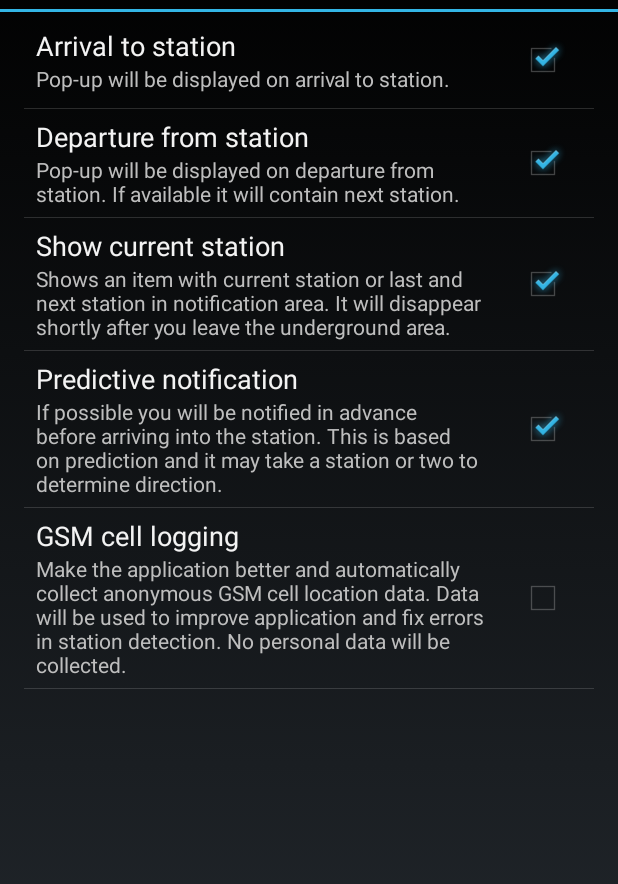
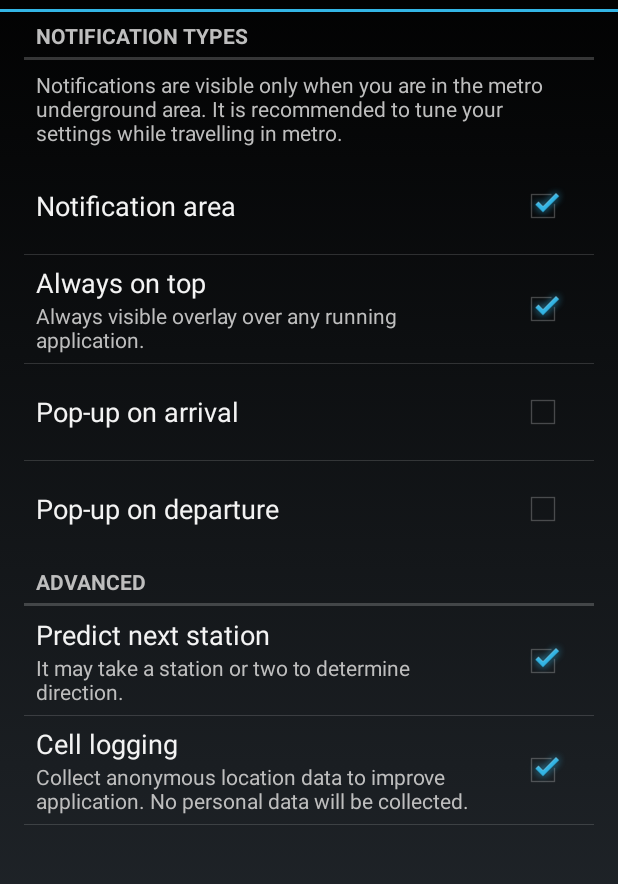
Before and after one commit to pr0chz/metrostation, an Android app: the screen it shows after launch (SettingsActivity), on a phone screen of 412 x 824 dp, the part 60-944 px from its top. Run offline under Robolectric (Android 15) with nearby library versions, the phone set to English and light mode, and no system bars; libraries missing offline, so code that uses them is left out: net.jcip.annotations.

Commit message:
Finished overlay implementation
+ cleared settings dialog a bit

```diff
--- a/MetroStation/src/main/java/cz/prochy/metrostation/NotificationSettings.java
+++ b/MetroStation/src/main/java/cz/prochy/metrostation/NotificationSettings.java
@@ -9,14 +9,16 @@ public class NotificationSettings {
     private static final String PREF_TOAST_ON_ARRIVAL = "toast_on_arrival";
     private static final String PREF_TOAST_ON_LEAVE = "toast_on_leave";
     private static final String PREF_TRAY_NOTIFICATION = "tray_notification";
+    private static final String PREF_OVERLAY = "overlay";
     private static final String PREF_STATION_PREDICTIONS = "station_predictions";
     private static final String PREF_CELL_LOGGING = "cell_logging";
 
-    private static final boolean PREF_TOAST_ON_ARRIVAL_DEFAULT = true;
+    private static final boolean PREF_TOAST_ON_ARRIVAL_DEFAULT = false;
     private static final boolean PREF_TOAST_ON_LEAVE_DEFAULT = false;
     private static final boolean PREF_TRAY_NOTIFICATION_DEFAULT = true;
+    private static final boolean PREF_OVERLAY_DEFAULT = true;
     private static final boolean PREF_STATION_PREDICTIONS_DEFAULT = true;
-    private static final boolean PREF_CELL_LOGGING_DEFAULT = false;
+    private static final boolean PREF_CELL_LOGGING_DEFAULT = true;
 
 
     private final Context context;
@@ -45,6 +47,10 @@ public class NotificationSettings {
         return prefs().getBoolean(PREF_STATION_PREDICTIONS, PREF_STATION_PREDICTIONS_DEFAULT);
     }
 
+    public boolean getOverlay() {
+        return prefs().getBoolean(PREF_OVERLAY, PREF_OVERLAY_DEFAULT);
+    }
+
     public boolean getCellLogging() {
         return prefs().getBoolean(PREF_CELL_LOGGING, PREF_CELL_LOGGING_DEFAULT);
     }
@@ -63,6 +69,7 @@ public class NotificationSettings {
         setDefaultBoolean(PREF_TOAST_ON_ARRIVAL, PREF_TOAST_ON_ARRIVAL_DEFAULT);
         setDefaultBoolean(PREF_TOAST_ON_LEAVE, PREF_TOAST_ON_LEAVE_DEFAULT);
         setDefaultBoolean(PREF_TRAY_NOTIFICATION, PREF_TRAY_NOTIFICATION_DEFAULT);
+        setDefaultBoolean(PREF_OVERLAY, PREF_OVERLAY_DEFAULT);
         setDefaultBoolean(PREF_STATION_PREDICTIONS, PREF_STATION_PREDICTIONS_DEFAULT);
         setDefaultBoolean(PREF_CELL_LOGGING, PREF_CELL_LOGGING_DEFAULT);
     }
--- a/MetroStation/src/main/java/cz/prochy/metrostation/NotifierImpl.java
+++ b/MetroStation/src/main/java/cz/prochy/metrostation/NotifierImpl.java
@@ -28,8 +28,9 @@ public class NotifierImpl implements Notifier {
     private final Timeout predictionTrigger;
 
     private volatile String predictedStation = null;
-    private volatile WindowManager windowManager;
-    private volatile TextView overlay;
+
+    private WindowManager windowManager;
+    private TextView overlay;
 
     public NotifierImpl(Context context, NotificationSettings settings, Timeout predictionTrigger) {
         this.context = Check.notNull(context);
@@ -126,12 +127,12 @@ public class NotifierImpl implements Notifier {
         return (NotificationManager)context.getSystemService(Context.NOTIFICATION_SERVICE);
     }
 
-    private void showOverlay(String message) {
+    synchronized private void showOverlay(String message) {
         Check.notNull(message);
-//        if (Settings.canDrawOverlays(context)) {
-            if (overlay == null) {
-                windowManager = (WindowManager) context.getSystemService(Context.WINDOW_SERVICE);
+        if (overlay == null) {
+            windowManager = (WindowManager) context.getSystemService(Context.WINDOW_SERVICE);
 
+            if (windowManager != null) {
                 overlay = new TextView(context);
                 overlay.setBackgroundColor(0x88000000);
                 overlay.setTextColor(0xffffffff);
@@ -147,10 +148,10 @@ public class NotifierImpl implements Notifier {
                 windowManager.addView(overlay, params);
             }
             overlay.setText(message);
-//        }
+        }
     }
 
-    private void hideOverlay() {
+    synchronized private void hideOverlay() {
         if (overlay != null) {
             windowManager.removeView(overlay);
             overlay = null;
@@ -159,7 +160,9 @@ public class NotifierImpl implements Notifier {
 
     private void showNotification(String message) {
         Check.notNull(message);
-        showOverlay(message);
+        if (settings.getOverlay()) {
+            showOverlay(message);
+        }
         if (settings.getTrayNotification()) {
             Notification.Builder builder = new Notification.Builder(context)
                     .setSmallIcon(R.drawable.ic_stat_notify)
--- a/MetroStation/src/main/res/values/strings.xml
+++ b/MetroStation/src/main/res/values/strings.xml
@@ -2,21 +2,31 @@
 
     <string name="app_name">MetroStation</string>
 
-    <string name="pref_toast_on_arrival_title">Arrival to station</string>
-    <string name="pref_toast_on_departure_title">Departure from station</string>
-    <string name="pref_notification_tray_title">Show current station</string>
-    <string name="pref_station_predictions_title">Predictive notification</string>
-    <string name="pref_cell_logging_title">GSM cell logging</string>
+    <string name="pref_notifications">Notification types</string>
+    <string name="pref_notification_desc">Notifications are visible only when you are in the metro underground area. It
+        is recommended to tune your settings while travelling in metro.
+    </string>
 
-    <string name="pref_toast_on_arrival_desc">Pop-up will be displayed on arrival to station.</string>
-    <string name="pref_toast_on_departure_desc">Pop-up will be displayed on departure from station. If available
-        it will contain next station.</string>
-    <string name="pref_notification_tray_desc">Shows an item with current station or last and next station in
-        notification area. It will disappear shortly after you leave the underground area.</string>
-    <string name="pref_station_predictions_desc">If possible you will be notified in advance before arriving into
-        the station. This is based on prediction and it may take a station or two to determine direction.</string>
-    <string name="pref_cell_logging_desc">Make the application better and automatically collect anonymous GSM cell
-        location data. Data will be used to improve application and fix errors in station detection. No personal data
-        will be collected.</string>
+    <string name="pref_notification_tray_title">Notification area</string>
+    <string name="pref_notification_tray_desc"></string>
+
+    <string name="pref_overlay_title">Always on top</string>
+    <string name="pref_overlay_desc">Always visible overlay over any running application.</string>
+
+
+    <string name="pref_toast_on_arrival_title">Pop-up on arrival</string>
+    <string name="pref_toast_on_arrival_desc"></string>
+
+    <string name="pref_toast_on_departure_title">Pop-up on departure</string>
+    <string name="pref_toast_on_departure_desc"></string>
+
+    <string name="pref_advanced">Advanced</string>
+
+    <string name="pref_station_predictions_title">Predict next station</string>
+    <string name="pref_station_predictions_desc">It may take a station or two to determine direction.</string>
+
+    <string name="pref_cell_logging_title">Cell logging</string>
+    <string name="pref_cell_logging_desc">Collect anonymous location data to improve application. No
+        personal data will be collected.</string>
 
 </resources>
--- a/MetroStation/src/main/res/xml/notification_settings.xml
+++ b/MetroStation/src/main/res/xml/notification_settings.xml
@@ -3,23 +3,46 @@
 <PreferenceScreen xmlns:android="http://schemas.android.com/apk/res/android"
         android:title="MetroStation">
 
-    <CheckBoxPreference
-            android:key="toast_on_arrival"
-            android:title="@string/pref_toast_on_arrival_title"
-            android:summary="@string/pref_toast_on_arrival_desc"
-            android:defaultValue="true" />
 
-    <CheckBoxPreference
-            android:key="toast_on_leave"
-            android:title="@string/pref_toast_on_departure_title"
-            android:summary="@string/pref_toast_on_departure_desc"
-            android:defaultValue="true" />
+    <PreferenceCategory
+            android:title="@string/pref_notifications"
+            android:key="pref_notifications">
+
+        <Preference
+                android:key="pref_static_field_key"
+                android:selectable="false"
+                android:persistent="false"
+                android:summary="@string/pref_notification_desc"/>
 
         <CheckBoxPreference
                 android:key="tray_notification"
                 android:title="@string/pref_notification_tray_title"
                 android:summary="@string/pref_notification_tray_desc"
                 android:defaultValue="true" />
+
+        <CheckBoxPreference
+                android:key="overlay"
+                android:title="@string/pref_overlay_title"
+                android:summary="@string/pref_overlay_desc"
+                android:defaultValue="true" />
+
+        <CheckBoxPreference
+                android:key="toast_on_arrival"
+                android:title="@string/pref_toast_on_arrival_title"
+                android:summary="@string/pref_toast_on_arrival_desc"
+                android:defaultValue="false" />
+
+        <CheckBoxPreference
+                android:key="toast_on_leave"
+                android:title="@string/pref_toast_on_departure_title"
+                android:summary="@string/pref_toast_on_departure_desc"
+                android:defaultValue="false" />
+
+    </PreferenceCategory>
+
+    <PreferenceCategory
+            android:title="@string/pref_advanced"
+            android:key="pref_advanced">
 
         <CheckBoxPreference
                 android:key="station_predictions"
@@ -31,6 +54,7 @@
                 android:key="cell_logging"
                 android:title="@string/pref_cell_logging_title"
                 android:summary="@string/pref_cell_logging_desc"
-            android:defaultValue="false"/>
+                android:defaultValue="true"/>
 
+    </PreferenceCategory>
 </PreferenceScreen>
```
Also changed, not shown: MetroStation/src/main/java/cz/prochy/metrostation/SettingsActivity.java (+0 -8 lines), 1 other file. Lines whose indentation alone changed are shown as unchanged.
